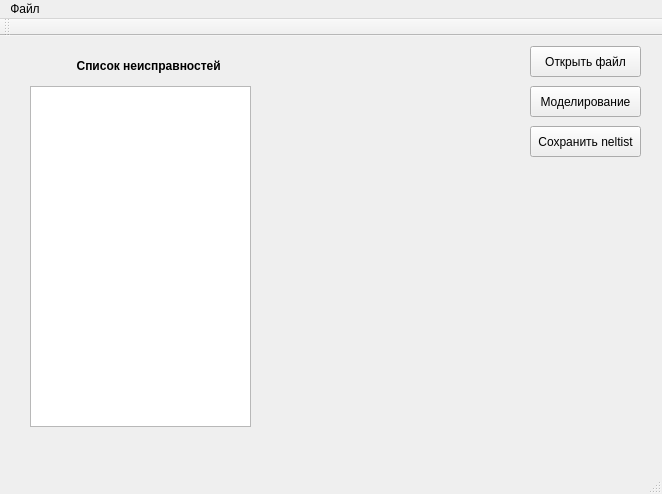
This is mainwindow.ui in Yanaolefir/test as Qt 5 draws it before an edit. The edited form follows.
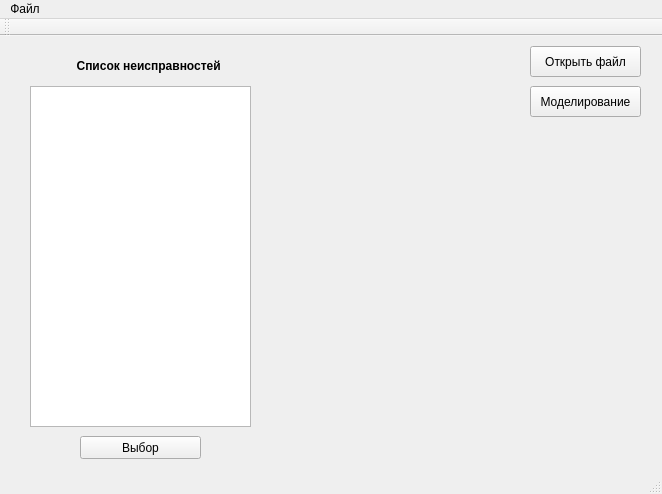
This is the edited form. Custom widgets are drawn as their Qt base class.

Commit message: выбор 1 неисправности

```diff
--- a/mainwindow.ui
+++ b/mainwindow.ui
@@ -72,14 +72,14 @@
    <widget class="QPushButton" name="save_netlist">
     <property name="geometry">
      <rect>
-      <x>530</x>
-      <y>90</y>
-      <width>111</width>
-      <height>31</height>
+      <x>80</x>
+      <y>400</y>
+      <width>121</width>
+      <height>23</height>
      </rect>
     </property>
     <property name="text">
-     <string>Сохранить neltist</string>
+     <string>Выбор</string>
     </property>
    </widget>
   </widget>
```
Left out of the diff: 2 changed lines with no effect on the pictures. The commit also changes 9 other files.
